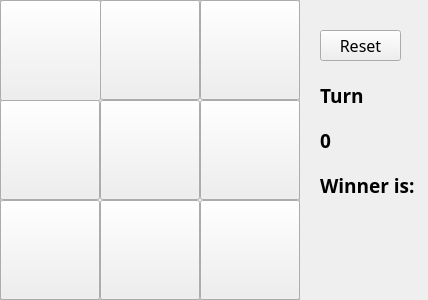
The window that game_tik_tac_toe.ui (AMAN-MAHTO/Tic_tac_toe) describes before a commit, drawn with Qt 5.
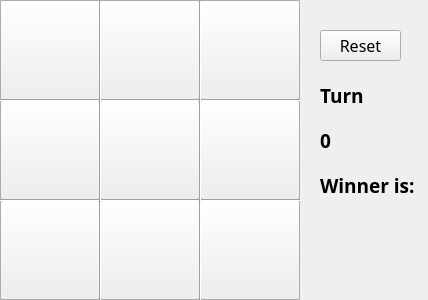
The same window after the commit.

Diff of the .ui file:
```diff
--- a/game_tik_tac_toe.ui
+++ b/game_tik_tac_toe.ui
@@ -217,6 +217,76 @@
      <string/>
     </property>
    </widget>
+   <widget class="Line" name="line">
+    <property name="geometry">
+     <rect>
+      <x>0</x>
+      <y>190</y>
+      <width>301</width>
+      <height>21</height>
+     </rect>
+    </property>
+    <property name="minimumSize">
+     <size>
+      <width>1</width>
+      <height>0</height>
+     </size>
+    </property>
+    <property name="layoutDirection">
+     <enum>Qt::LeftToRight</enum>
+    </property>
+    <property name="orientation">
+     <enum>Qt::Horizontal</enum>
+    </property>
+   </widget>
+   <widget class="Line" name="line_2">
+    <property name="geometry">
+     <rect>
+      <x>0</x>
+      <y>90</y>
+      <width>301</width>
+      <height>21</height>
+     </rect>
+    </property>
+    <property name="minimumSize">
+     <size>
+      <width>1</width>
+      <height>0</height>
+     </size>
+    </property>
+    <property name="layoutDirection">
+     <enum>Qt::LeftToRight</enum>
+    </property>
+    <property name="orientation">
+     <enum>Qt::Horizontal</enum>
+    </property>
+   </widget>
+   <widget class="Line" name="line_3">
+    <property name="geometry">
+     <rect>
+      <x>90</x>
+      <y>0</y>
+      <width>20</width>
+      <height>301</height>
+     </rect>
+    </property>
+    <property name="orientation">
+     <enum>Qt::Vertical</enum>
+    </property>
+   </widget>
+   <widget class="Line" name="line_4">
+    <property name="geometry">
+     <rect>
+      <x>190</x>
+      <y>0</y>
+      <width>20</width>
+      <height>301</height>
+     </rect>
+    </property>
+    <property name="orientation">
+     <enum>Qt::Vertical</enum>
+    </property>
+   </widget>
   </widget>
   <widget class="QPushButton" name="reset_button">
    <property name="geometry">
```
Left out of the diff: 8 changed lines with no effect on the pictures.
